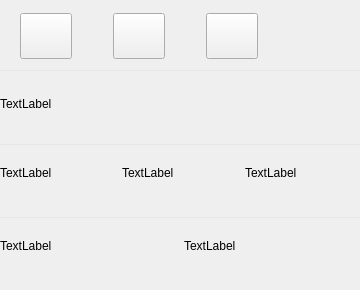
The window that client/operationpanel.ui (DandiacalMonkey/ltp) describes before a commit, drawn with Qt 5.
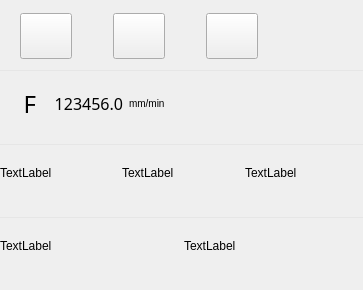
The same window after the commit. Custom widgets are drawn as their Qt base class.

The edit to the form file:
```diff
--- a/client/operationpanel.ui
+++ b/client/operationpanel.ui
@@ -6,7 +6,7 @@
    <rect>
     <x>0</x>
     <y>0</y>
-    <width>360</width>
+    <width>363</width>
     <height>290</height>
    </rect>
   </property>
@@ -143,16 +143,45 @@
           <height>81</height>
          </rect>
         </property>
-        <layout class="QHBoxLayout" name="machiningInformationLayout1_">
+        <layout class="QHBoxLayout" name="machiningInformationLayout1_" stretch="20,45,35,90">
          <item>
-          <widget class="QLabel" name="label_6">
+          <widget class="QLabel" name="speedFSymbol_">
+           <property name="styleSheet">
+            <string notr="true">font:24px Arial Bold;</string>
+           </property>
            <property name="text">
-            <string>TextLabel</string>
+            <string>F</string>
            </property>
+           <property name="alignment">
+            <set>Qt::AlignRight|Qt::AlignTrailing|Qt::AlignVCenter</set>
+           </property>
           </widget>
          </item>
          <item>
-          <widget class="ltp::base::PlusMinusWidget" name="machiningRatio_" native="true">
+          <widget class="QLabel" name="speedF_">
+           <property name="styleSheet">
+            <string notr="true">font:16px Arial Bold;</string>
+           </property>
+           <property name="text">
+            <string>123456.0</string>
+           </property>
+           <property name="alignment">
+            <set>Qt::AlignRight|Qt::AlignTrailing|Qt::AlignVCenter</set>
+           </property>
+          </widget>
+         </item>
+         <item>
+          <widget class="QLabel" name="speedFUnit_">
+           <property name="styleSheet">
+            <string notr="true">font:10px Arial;</string>
+           </property>
+           <property name="text">
+            <string>mm/min</string>
+           </property>
+          </widget>
+         </item>
+         <item>
+          <widget class="ltp::base::PlusMinusWidget" name="speedFButton_" native="true">
            <property name="minimumSize">
             <size>
              <width>140</width>
```
